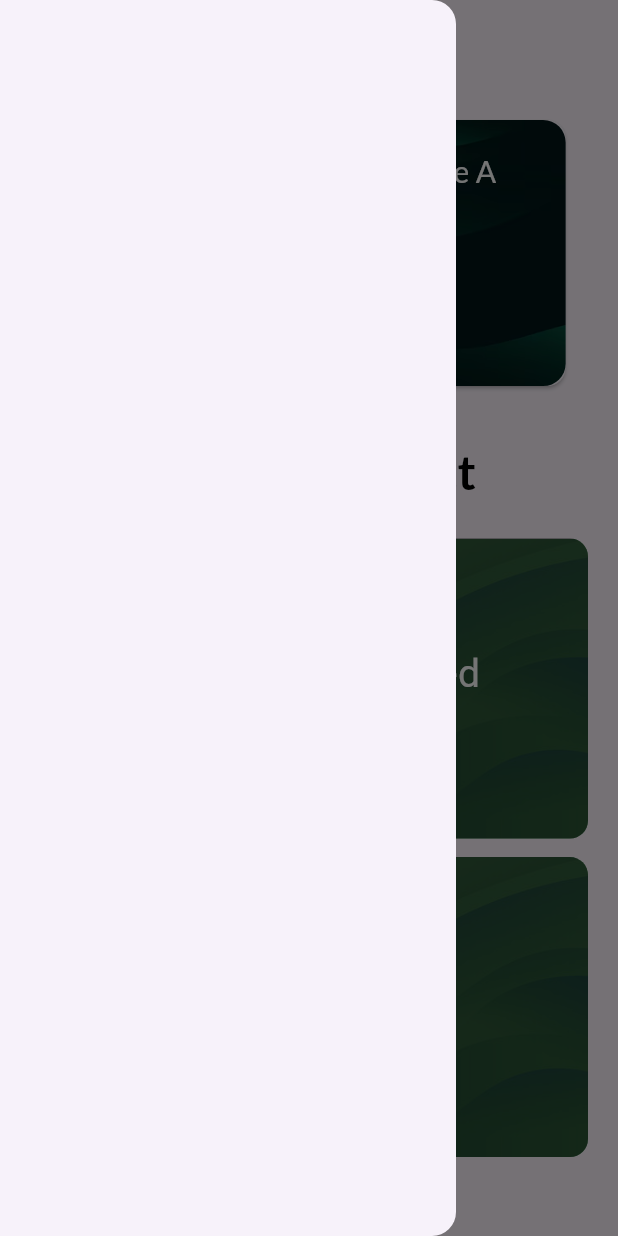
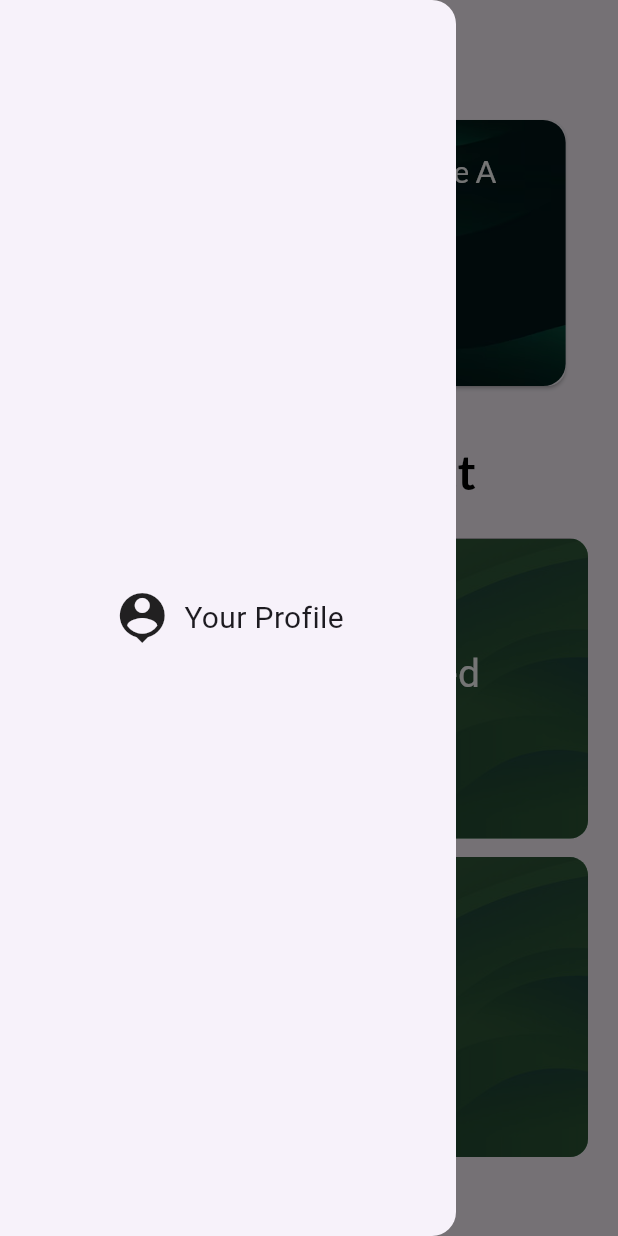
Before and after one commit to GithubAnant/Hand2Hand, a Flutter app: the screen it shows after launch, with the side drawer open, on a phone screen of 412 x 824 dp. Run offline on Flutter 3.47's test engine with Material 3 defaults, Android fonts, the phone set to English and light mode, and no system bars.

Commit message:
profile button added

```diff
--- a/lib/landing pages/ngo_landing_page.dart
+++ b/lib/landing pages/ngo_landing_page.dart
@@ -2,6 +2,7 @@ import 'package:flutter/material.dart';
 import 'package:hand2hand/elements/donate_now_card.dart';
 import 'package:hand2hand/elements/heading_title.dart';
 import 'package:hand2hand/elements/your_impact.dart';
+import 'package:hand2hand/profile.dart';
 
 class NgoLandingPage extends StatefulWidget {
   const NgoLandingPage({super.key});
@@ -16,7 +17,26 @@ class _NgoLandingPageState extends State<NgoLandingPage> {
   @override
   Widget build(BuildContext context) {
     return Scaffold(
-      drawer: Drawer(),
+      drawer: Drawer(
+        child: Column(
+          mainAxisAlignment: MainAxisAlignment.center,
+          children: [
+            GestureDetector(
+              onTap: () {
+                Navigator.push(context, MaterialPageRoute(builder: (context) => Profile())); // Calls Profile() when tapped
+              },
+              child: Row(
+                mainAxisAlignment: MainAxisAlignment.center,
+                children: [
+                  Icon(Icons.person_pin, size: 40,),
+                  SizedBox(width: 8),
+                  Text('Your Profile', style: TextStyle(fontSize: 20),),
+                ],
+              ),
+            ),
+          ],
+        ),
+      ),
       appBar: AppBar(
         leading: Builder(
           builder:
--- a/lib/main.dart
+++ b/lib/main.dart
@@ -1,7 +1,9 @@
+// ignore_for_file: unused_import
+
 import 'package:flutter/material.dart';
-// ignore: unused_import
 import 'package:hand2hand/landing%20pages/landing_page.dart';
 import 'package:hand2hand/landing%20pages/ngo_landing_page.dart';
+import 'package:hand2hand/profile.dart';
 
 void main(){
   runApp(Hand2Hand());
```
Also changed, not shown: lib/elements/profile.dart (added, +16 -0 lines), lib/landing pages/landing_page.dart (+26 -2 lines).
